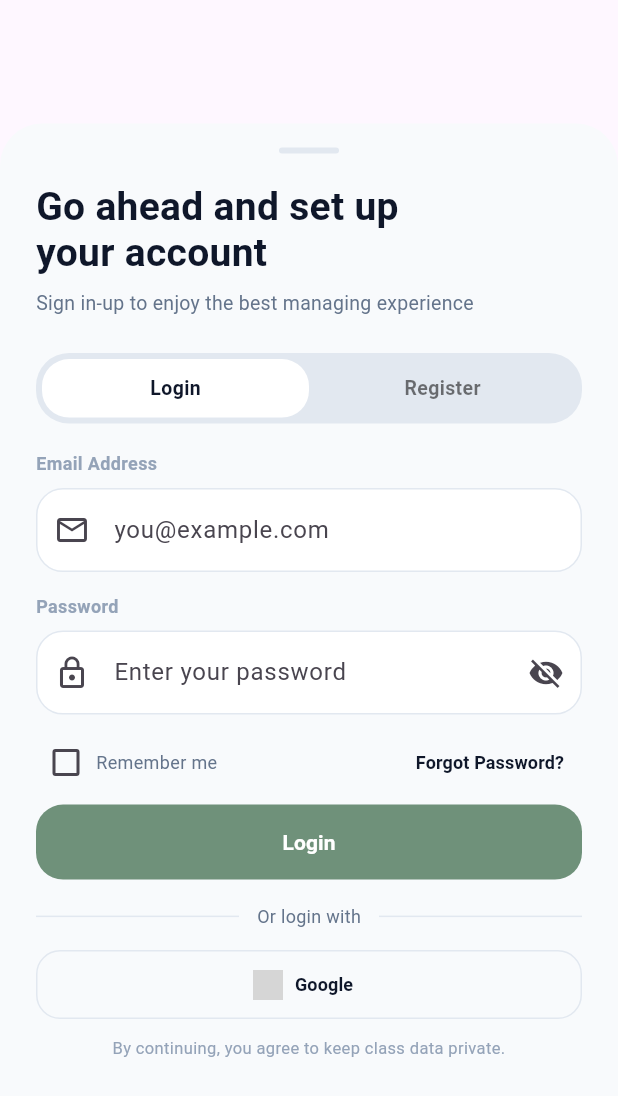
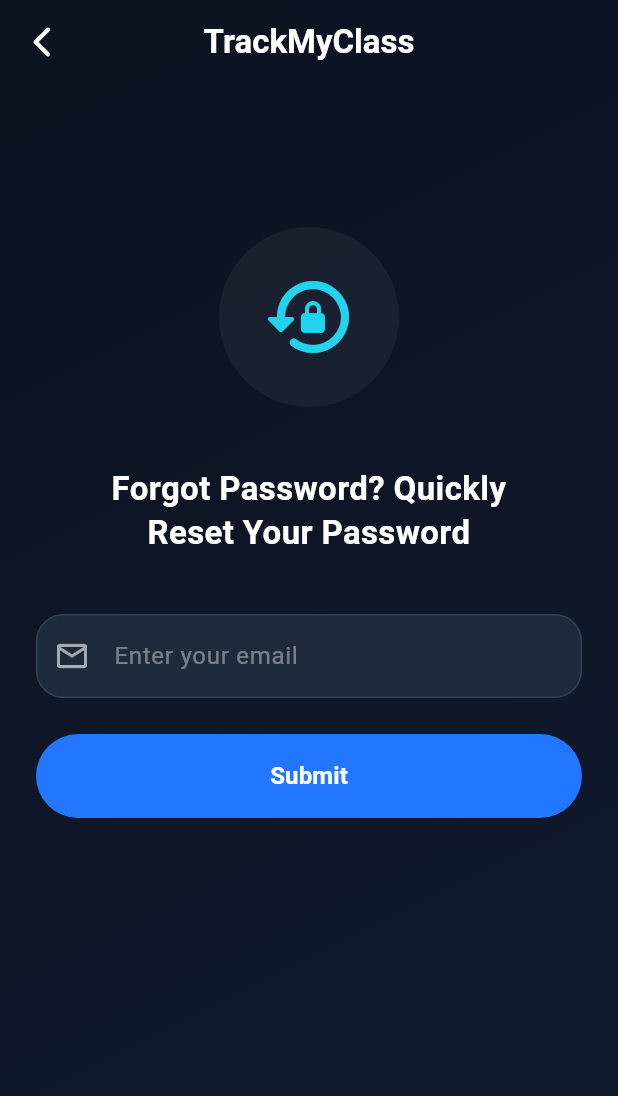
Before and after one commit to kalviumcommunity/S69-0226-NPS-Flutter-With-Firebase-TrackMyClass, a Flutter app: the _LoginModal widget shown alone on an empty page, opened directly, after a tap on "Forgot Password?", on a phone screen of 412 x 824 dp. Shown: the top 1096 px of the screen. Run offline on Flutter 3.47's test engine with Material 3 defaults, Android fonts, the phone set to English and light mode, and no system bars; our stand-ins replace cloud_firestore, firebase_auth, firebase_core; accounts and stored records are empty; network calls fail; grey boxes are pictures that could not be loaded.

Commit message:
Did forgot-password implementation

```diff
--- /dev/null
+++ b/trackmyclass/lib/screens/forgot_password/forgot_password_screen.dart
@@ -0,0 +1,298 @@
+import 'package:flutter/material.dart';
+import 'package:firebase_auth/firebase_auth.dart';
+
+class ForgotPasswordScreen extends StatefulWidget {
+  const ForgotPasswordScreen({super.key});
+
+  @override
+  State<ForgotPasswordScreen> createState() => _ForgotPasswordScreenState();
+}
+
+class _ForgotPasswordScreenState extends State<ForgotPasswordScreen> {
+  final TextEditingController _emailController = TextEditingController();
+  bool _isLoading = false;
+
+  @override
+  void dispose() {
+    _emailController.dispose();
+    super.dispose();
+  }
+
+  Future<void> _validateAndSubmit() async {
+    final email = _emailController.text.trim();
+
+    // 1. Check for empty email
+    if (email.isEmpty) {
+      _showErrorDialog("Please enter your email address.");
+      return;
+    }
+
+    // 2. Check for valid email format (basic regex)
+    final emailRegex = RegExp(r'^[\w-\.]+@([\w-]+\.)+[\w-]{2,4}$');
+    if (!emailRegex.hasMatch(email)) {
+      _showErrorDialog("Please enter a valid email address.");
+      return;
+    }
+
+    setState(() {
+      _isLoading = true;
+    });
+
+    try {
+      // 3. Send Password Reset Email
+      await FirebaseAuth.instance.sendPasswordResetEmail(email: email);
+
+      if (mounted) {
+        _showSuccessDialog();
+      }
+    } on FirebaseAuthException catch (e) {
+      if (mounted) {
+        String errorMessage = "An error occurred. Please try again.";
+        if (e.code == 'user-not-found') {
+          errorMessage = "This email is not registered with us.";
+        }
+        _showErrorDialog(errorMessage);
+      }
+    } catch (e) {
+      debugPrint("Error sending reset email: $e");
+      if (mounted) {
+        _showErrorDialog("An unexpected error occurred: $e");
+      }
+    } finally {
+      if (mounted) {
+        setState(() {
+          _isLoading = false;
+        });
+      }
+    }
+  }
+
+  void _showSuccessDialog() {
+    showDialog(
+      context: context,
+      barrierDismissible: false,
+      builder: (context) => Dialog(
+        backgroundColor: Colors.transparent,
+        insetPadding: const EdgeInsets.symmetric(horizontal: 24),
+        child: Container(
+          decoration: BoxDecoration(
+            color: const Color(0xFF1E293B),
+            borderRadius: BorderRadius.circular(24),
+            border: Border.all(color: const Color(0xFF334155)),
+            boxShadow: [
+              BoxShadow(
+                color: Colors.black.withOpacity(0.3),
+                blurRadius: 20,
+                offset: const Offset(0, 10),
+              ),
+            ],
+          ),
+          padding: const EdgeInsets.all(32),
+          child: Column(
+            mainAxisSize: MainAxisSize.min,
+            children: [
+              Container(
+                padding: const EdgeInsets.all(16),
+                decoration: BoxDecoration(
+                  color: const Color(0xFF22D3EE).withOpacity(0.1),
+                  shape: BoxShape.circle,
+                ),
+                child: const Icon(
+                  Icons.mark_email_read_rounded,
+                  color: Color(0xFF22D3EE),
+                  size: 48,
+                ),
+              ),
+              const SizedBox(height: 24),
+              const Text(
+                "Check your Email",
+                textAlign: TextAlign.center,
+                style: TextStyle(
+                  color: Colors.white,
+                  fontSize: 20,
+                  fontWeight: FontWeight.bold,
+                ),
+              ),
+              const SizedBox(height: 12),
+              const Text(
+                "We have sent a password reset link to your email address.",
+                textAlign: TextAlign.center,
+                style: TextStyle(
+                  color: Color(0xFF94A3B8),
+                  fontSize: 14,
+                  height: 1.5,
+                ),
+              ),
+              const SizedBox(height: 32),
+              SizedBox(
+                width: double.infinity,
+                height: 50,
+                child: ElevatedButton(
+                  style: ElevatedButton.styleFrom(
+                    backgroundColor: const Color(0xFF22D3EE),
+                    foregroundColor: const Color(0xFF0B1220),
+                    elevation: 0,
+                    shape: RoundedRectangleBorder(
+                      borderRadius: BorderRadius.circular(16),
+                    ),
+                  ),
+                  onPressed: () {
+                    Navigator.pop(context); // Close dialog
+                    Navigator.pop(context); // Go back to login screen
+                  },
+                  child: const Text(
+                    "Back to Login",
+                    style: TextStyle(fontSize: 16, fontWeight: FontWeight.bold),
+                  ),
+                ),
+              ),
+            ],
+          ),
+        ),
+      ),
+    );
+  }
+
+  void _showErrorDialog(String message) {
+    showDialog(
+      context: context,
+      builder: (context) => AlertDialog(
+        backgroundColor: const Color(0xFF1E293B),
+        title: const Text("Error", style: TextStyle(color: Colors.white)),
+        content: Text(message, style: const TextStyle(color: Colors.white70)),
+        actions: [
+          TextButton(
+            onPressed: () => Navigator.pop(context),
+            child: const Text("OK", style: TextStyle(color: Color(0xFF22D3EE))),
+          ),
+        ],
+      ),
+    );
+  }
+
+  @override
+  Widget build(BuildContext context) {
+    const backgroundTop = Color(0xFF0B1220);
+    const backgroundBottom = Color(0xFF111A2E);
+    const accent = Color(0xFF22D3EE);
+
+    return Scaffold(
+      backgroundColor: backgroundTop,
+      appBar: AppBar(
+        backgroundColor: Colors.transparent,
+        elevation: 0,
+        leading: IconButton(
+          icon: const Icon(
+            Icons.arrow_back_ios_new_rounded,
+            color: Colors.white,
+          ),
+          onPressed: () => Navigator.pop(context),
+        ),
+        title: const Text(
+          "TrackMyClass", // Keeping the brand name from the image for now, can be changed
+          style: TextStyle(color: Colors.white, fontWeight: FontWeight.bold),
+        ),
+        centerTitle: true,
+      ),
+      extendBodyBehindAppBar: true,
+      body: Container(
+        decoration: const BoxDecoration(
+          gradient: LinearGradient(
+            colors: [backgroundTop, backgroundBottom],
+            begin: Alignment.topLeft,
+            end: Alignment.bottomRight,
+          ),
+        ),
+        child: Padding(
+          padding: const EdgeInsets.all(24.0),
+          child: Column(
+            mainAxisAlignment: MainAxisAlignment.center,
+            crossAxisAlignment: CrossAxisAlignment.stretch,
+            children: [
+              const Spacer(),
+              // Icon illustration placeholder
+              Center(
+                child: Container(
+                  width: 120,
+                  height: 120,
+                  decoration: BoxDecoration(
+                    color: Colors.white.withOpacity(0.05),
+                    shape: BoxShape.circle,
+                  ),
+                  child: Icon(
+                    Icons.lock_reset_rounded,
+                    size: 64,
+                    color: accent,
+                  ),
+                ),
+              ),
+              const SizedBox(height: 40),
+              const Text(
+                "Forgot Password? Quickly\nReset Your Password",
+                textAlign: TextAlign.center,
+                style: TextStyle(
+                  color: Colors.white,
+                  fontSize: 22,
+                  fontWeight: FontWeight.bold,
+                  height: 1.3,
+                ),
+              ),
+              const SizedBox(height: 40),
+              DecoratedBox(
+                decoration: BoxDecoration(
+                  color: const Color(0xFF1E293B),
+                  borderRadius: BorderRadius.circular(18),
+                  border: Border.all(color: const Color(0xFF334155)),
+                ),
+                child: TextField(
+                  controller: _emailController,
+                  style: const TextStyle(color: Colors.white),
+                  decoration: InputDecoration(
+                    hintText: "Enter your email",
+                    hintStyle: TextStyle(color: Colors.white.withOpacity(0.4)),
+                    prefixIcon: Icon(
+                      Icons.email_outlined,
+                      color: Colors.white.withOpacity(0.6),
+                    ),
+                    border: InputBorder.none,
+                    contentPadding: const EdgeInsets.symmetric(
+                      horizontal: 16,
+                      vertical: 16,
+                    ),
+                  ),
+                ),
+              ),
+              const SizedBox(height: 24),
+              SizedBox(
+                height: 56,
+                child: ElevatedButton(
+                  style: ElevatedButton.styleFrom(
+                    backgroundColor: const Color(
+                      0xFF2276FF,
+                    ), // Blue from design
+                    foregroundColor: Colors.white,
+                    elevation: 0,
+                    shape: RoundedRectangleBorder(
+                      borderRadius: BorderRadius.circular(28),
+                    ),
+                  ),
+                  onPressed: _isLoading ? null : _validateAndSubmit,
+                  child: _isLoading
+                      ? const CircularProgressIndicator(color: Colors.white)
+                      : const Text(
+                          "Submit",
+                          style: TextStyle(
+                            fontSize: 16,
+                            fontWeight: FontWeight.bold,
+                          ),
+                        ),
+                ),
+              ),
+              const Spacer(flex: 2),
+            ],
+          ),
+        ),
+      ),
+    );
+  }
+}
--- a/trackmyclass/lib/screens/social_login_screen.dart
+++ b/trackmyclass/lib/screens/social_login_screen.dart
@@ -3,6 +3,7 @@ import 'dart:async';
 import 'package:cloud_firestore/cloud_firestore.dart';
 import 'package:firebase_auth/firebase_auth.dart';
 import 'package:flutter/material.dart';
+import 'forgot_password/forgot_password_screen.dart';
 
 class SocialLoginScreen extends StatefulWidget {
   const SocialLoginScreen({super.key});
@@ -475,11 +476,9 @@ class _LoginModalState extends State<_LoginModal> {
     });
 
     try {
-      final credential =
-          await FirebaseAuth.instance.createUserWithEmailAndPassword(
-        email: email,
-        password: password,
-      ).timeout(const Duration(seconds: 20));
+      final credential = await FirebaseAuth.instance
+          .createUserWithEmailAndPassword(email: email, password: password)
+          .timeout(const Duration(seconds: 20));
 
       final user = credential.user;
 
@@ -518,11 +517,11 @@ class _LoginModalState extends State<_LoginModal> {
             'email': email,
             'emailVerified': false,
             'createdAt': FieldValue.serverTimestamp(),
-      }).onError((error, stackTrace) {
+          })
+          .onError((error, stackTrace) {
             // Log error but don't show to user - email verification is what matters
             print('Firestore save error: $error');
           });
-
     } on TimeoutException {
       _showMessage('Request timed out. Check your connection and try again.');
     } on FirebaseAuthException catch (error) {
@@ -563,9 +562,7 @@ class _LoginModalState extends State<_LoginModal> {
       if (!user.emailVerified) {
         await user.sendEmailVerification();
         await FirebaseAuth.instance.signOut();
-        _showMessage(
-          'Email not verified. Verification email sent again.',
-        );
+        _showMessage('Email not verified. Verification email sent again.');
         return;
       }
 
@@ -870,7 +867,13 @@ class _LoginModalState extends State<_LoginModal> {
                       const Spacer(),
                       TextButton(
                         onPressed: () {
-                          // Forgot password flow
+                          Navigator.push(
+                            context,
+                            MaterialPageRoute(
+                              builder: (context) =>
+                                  const ForgotPasswordScreen(),
+                            ),
+                          );
                         },
                         child: const Text(
                           "Forgot Password?",
@@ -902,8 +905,9 @@ class _LoginModalState extends State<_LoginModal> {
                             height: 18,
                             child: CircularProgressIndicator(
                               strokeWidth: 2,
-                              valueColor:
-                                  AlwaysStoppedAnimation<Color>(Colors.white),
+                              valueColor: AlwaysStoppedAnimation<Color>(
+                                Colors.white,
+                              ),
                             ),
                           )
                         : Text(
```
Lines whose indentation alone changed are shown as unchanged.
